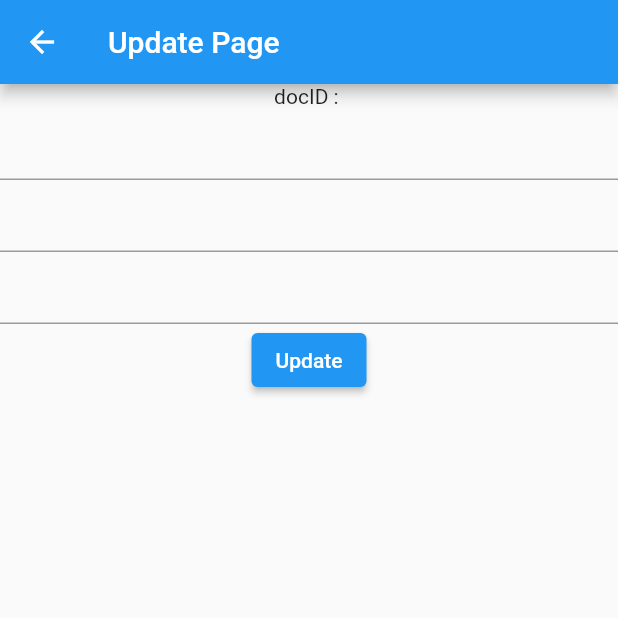
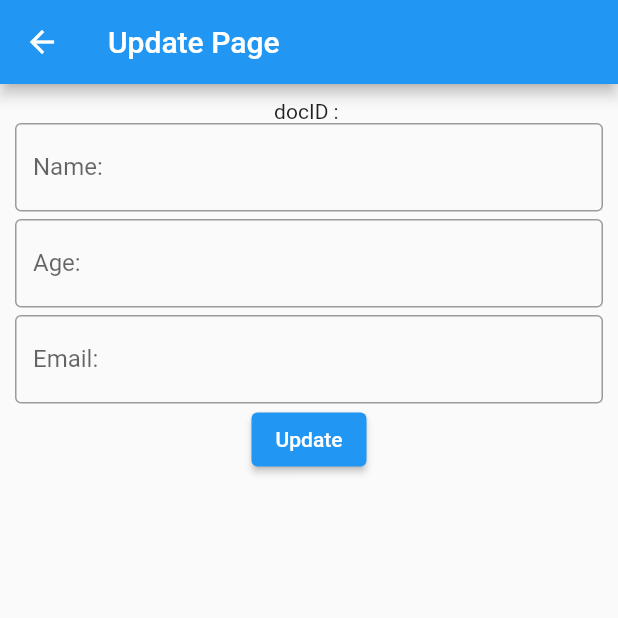
Before and after one commit to casfian/hellofirebase, a Flutter app: the UpdatePage screen opened directly with empty values, on a phone screen of 412 x 824 dp, the top half of it. Run offline on Flutter 3.47's test engine with Material 2 defaults, Android fonts, the phone set to English and light mode, and no system bars; our stand-ins replace cloud_firestore, firebase_core; accounts and stored records are empty.

Commit message:
added complete code

```diff
--- a/lib/display.dart
+++ b/lib/display.dart
@@ -1,6 +1,8 @@
 import 'package:flutter/material.dart';
 import 'package:cloud_firestore/cloud_firestore.dart';
 import 'package:hellofirebase/updatepage.dart';
+import 'package:hellofirebase/user.dart';
+
 
 class Display extends StatelessWidget {
   //instance of Firestore
@@ -14,8 +16,6 @@ class Display extends StatelessWidget {
       print(e);
     }
   }
-
-
 
   @override
   Widget build(BuildContext context) {
@@ -47,7 +47,12 @@ class Display extends StatelessWidget {
                   trailing: IconButton(
                     onPressed: () {
                       //pergi page Update
-                      Navigator.push(context, MaterialPageRoute(builder: (context) => UpdatePage(pass: document.id)  ) );
+                      Navigator.push(
+                          context,
+                          MaterialPageRoute(
+                              builder: (context) => UpdatePage(
+                                  pass: User(document.id, data['name'],
+                                      data['age'], data['email'])  )));
                     },
                     icon: Icon(Icons.edit),
                   ),
--- a/lib/updatepage.dart
+++ b/lib/updatepage.dart
@@ -1,20 +1,19 @@
 import 'package:cloud_firestore/cloud_firestore.dart';
 import 'package:flutter/material.dart';
+import 'package:hellofirebase/user.dart'; //import user class
 
-class UpdatePage extends StatelessWidget {
+class UpdatePage extends StatefulWidget {
   UpdatePage({Key? key, required this.pass}) : super(key: key);
 
-  String pass;
+  final User pass; //tukar ke User
 
-  //instance of Firestore
+  @override
+  _UpdatePageState createState() => _UpdatePageState();
+}
+
+class _UpdatePageState extends State<UpdatePage> {
   final FirebaseFirestore firestore = FirebaseFirestore.instance;
 
-  //define  controller variables
-  TextEditingController nameController = TextEditingController()..value;
-  TextEditingController ageController = TextEditingController()..value;
-  TextEditingController emailController = TextEditingController()..value;
-
-  //update
   void updateUser(String docID, String name, String age, String email) async {
     try {
       await firestore
@@ -28,28 +27,54 @@ class UpdatePage extends StatelessWidget {
 
   @override
   Widget build(BuildContext context) {
+
+    //declare dan masuk value pass ke dalamnya
+    TextEditingController nameController = TextEditingController()..text = widget.pass.name;
+    TextEditingController ageController = TextEditingController()..text = widget.pass.age;
+    TextEditingController emailController = TextEditingController()..text = widget.pass.email;
+    //----
+
     return Scaffold(
       appBar: AppBar(
         title: Text('Update Page'),
       ),
       body: Center(
         child: Container(
+          margin: EdgeInsets.all(10),
           child: Column(
             children: [
-              Text('docID : $pass'),
+              Text('docID : ${widget.pass.docID}'),
               TextField(
                 controller: nameController,
+                decoration: InputDecoration(
+                  labelText: 'Name:',
+                  border: OutlineInputBorder(),
+                ),
+              ),
+              SizedBox(
+                height: 5,
               ),
               TextField(
                 controller: ageController,
+                decoration: InputDecoration(
+                  labelText: 'Age:',
+                  border: OutlineInputBorder(),
+                ),
+              ),
+              SizedBox(
+                height: 5,
               ),
               TextField(
                 controller: emailController,
+                decoration: InputDecoration(
+                  labelText: 'Email:',
+                  border: OutlineInputBorder(),
+                ),
               ),
               ElevatedButton(
                 onPressed: () {
-                  updateUser(pass, nameController.text, ageController.text,
-                      emailController.text);
+                  updateUser(widget.pass.docID, nameController.text,
+                      ageController.text, emailController.text);
                   Navigator.pop(context);
                 },
                 child: Text('Update'),
--- a/lib/user.dart
+++ b/lib/user.dart
@@ -1,6 +1,10 @@
 class User {
   //define field
+  String docID;
+  String name;
+  String age;
+  String email;
 
   //constructor
-
+  User(this.docID, this.name, this.age, this.email);
 }
```
